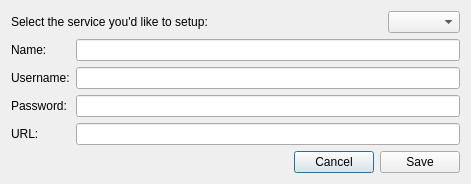
Old version of the form ToDoListServiceAdd.ui in the repository Entomologist/entomologist.
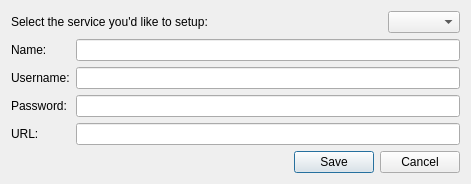
New version of the form.

```diff
--- a/ToDoListServiceAdd.ui
+++ b/ToDoListServiceAdd.ui
@@ -10,7 +10,7 @@
     <x>0</x>
     <y>0</y>
     <width>471</width>
-    <height>168</height>
+    <height>177</height>
    </rect>
   </property>
   <property name="windowTitle">
@@ -120,13 +120,6 @@
        </property>
       </spacer>
      </item>
-     <item>
-      <widget class="QPushButton" name="cancelButton">
-       <property name="text">
-        <string>Cancel</string>
-       </property>
-      </widget>
-     </item>
      <item>
       <widget class="QPushButton" name="saveButton">
        <property name="text">
@@ -134,6 +127,13 @@
        </property>
       </widget>
      </item>
+     <item>
+      <widget class="QPushButton" name="cancelButton">
+       <property name="text">
+        <string>Cancel</string>
+       </property>
+      </widget>
+     </item>
     </layout>
    </item>
   </layout>
```
